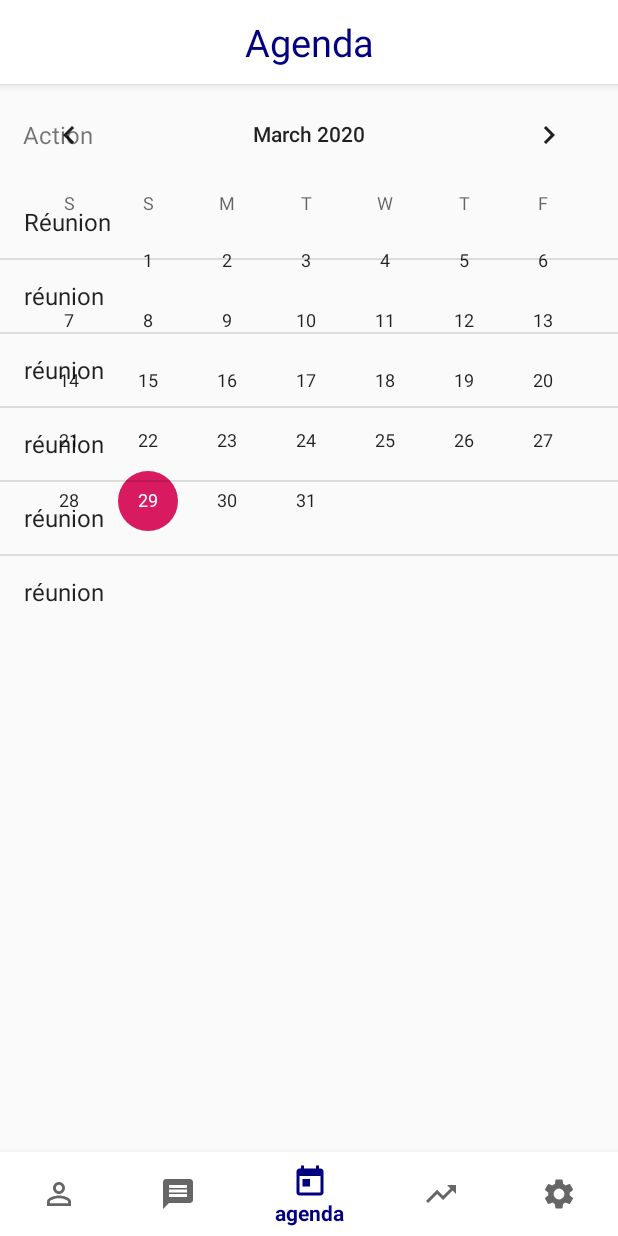
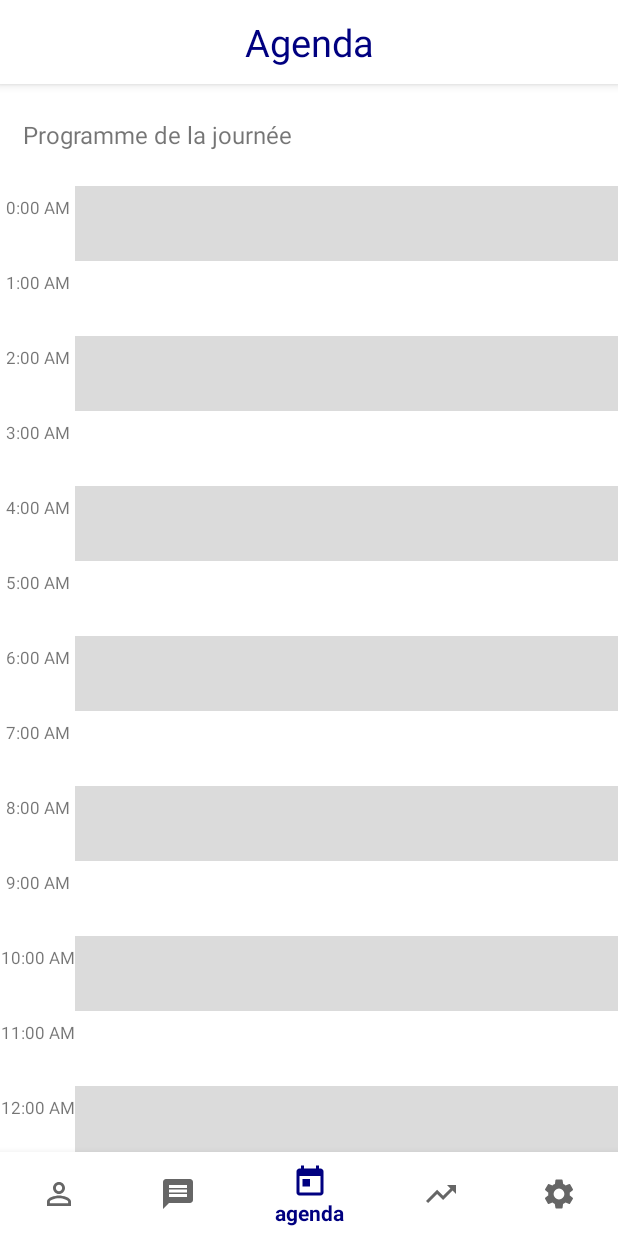
Before and after one commit to Ghiles1010/Pfe_App, an Android app: the Prestaire_Menu screen opened directly, with no data from a screen before it, item 3 of the bottom bar chosen, on a phone screen of 412 x 824 dp. Run offline under Robolectric (Android 15) with nearby library versions, the phone set to English and light mode, and no system bars; plain views replace SlidingUpPanelLayout.

Commit message:
améliortion UI messages

```diff
--- a/app/src/main/java/com/example/pfeapp/prest_ui/Agenda_prest.java
+++ b/app/src/main/java/com/example/pfeapp/prest_ui/Agenda_prest.java
@@ -4,18 +4,22 @@ import android.os.Bundle;
 import android.view.LayoutInflater;
 import android.view.View;
 import android.view.ViewGroup;
-import android.widget.ArrayAdapter;
-import android.widget.ListView;
 
+import androidx.annotation.NonNull;
 import androidx.fragment.app.Fragment;
+import androidx.recyclerview.widget.LinearLayoutManager;
 import androidx.recyclerview.widget.RecyclerView;
 
 import com.example.pfeapp.R;
 
+import java.util.ArrayList;
+
 public class Agenda_prest extends Fragment {
 
 
-    RecyclerView recview;
+    RecyclerView recview_tasks;
+    Task_adapter_prest adapter;
+
 
 
 
@@ -23,22 +27,117 @@ public class Agenda_prest extends Fragment {
     public View onCreateView(LayoutInflater inflater, ViewGroup container,
                              Bundle savedInstanceState) {
 
+        View view=inflater.inflate(R.layout.agenda, container, false);
+
+        recview_tasks = view.findViewById(R.id.RecViewTasks);
+
+        adapter= new Task_adapter_prest(this,getList());
+
+        recview_tasks.setAdapter(adapter);
+        RecyclerView.LayoutManager layoutManager = new LinearLayoutManager(getActivity());
+        recview_tasks.setLayoutManager(layoutManager);
+
+
+        return view;
+    }
+
+
+    private ArrayList<Task_card_prest> getList(){
+        ArrayList<Task_card_prest> cards = new ArrayList<>();
+
+        Task_card_prest c;
+
+        String matin=":00 AM";
+        String soir=":00 PM";
 
 
 
-        View view=inflater.inflate(R.layout.agenda, container, false);
+        c= new Task_card_prest();
+        c.setTime("0:00 AM");
+        c.setDescription("");
+        cards.add(c);
+
+        for (int i=1;i<13;i++){
+
+            String i_str;
+            i_str=Integer.toString(i);
+
+            i_str=i_str+matin;
+
+            c= new Task_card_prest();
+            c.setTime(i_str);
+            c.setDescription("");
+            cards.add(c);
+        }
+
+        for (int i=1;i<12;i++){
+
+            String i_str;
+            i_str=Integer.toString(i);
+
+            i_str=i_str+soir;
+
+            c= new Task_card_prest();
+            c.setTime(i_str);
+            c.setDescription("");
+            cards.add(c);
+        }
 
 
 
-
-
-        ListView listView = view.findViewById(R.id.listView);
-        listView.setAdapter(new ArrayAdapter<String>(getActivity(), android.R.layout.simple_list_item_1,
-                new String[] {"Réunion", "réunion", "réunion", "réunion", "réunion", "réunion"}));
+        return cards;
+    }
 
 
 
-        return view;
+    public class Task_adapter_prest extends RecyclerView.Adapter<Task_holder_prest>{
+
+
+        Agenda_prest c;
+        ArrayList <Task_card_prest> cards;
+
+        public Task_adapter_prest(Agenda_prest c, ArrayList<Task_card_prest> cards) {
+            this.c = c;
+            this.cards = cards;
+        }
+
+        @NonNull
+        @Override
+        public Task_holder_prest onCreateViewHolder(@NonNull ViewGroup parent, int viewType) {
+
+            View view;
+
+            if((viewType%2)==0) {
+
+                view = LayoutInflater.from(parent.getContext()).inflate(R.layout.task_card, null);
+            }
+
+            else{
+                view = LayoutInflater.from(parent.getContext()).inflate(R.layout.white_task_card, null);
+            }
+
+            return new Task_holder_prest(view);
+        }
+
+        @Override
+        public void onBindViewHolder(@NonNull Task_holder_prest holder, int position) {
+            holder.description.setText(cards.get(position).getDescription());
+            holder.time.setText(cards.get(position).getTime());
+        }
+
+        @Override
+        public int getItemCount() {
+            return cards.size();
+        }
+
+
+        @Override
+        public int getItemViewType(int position) {
+
+            return position;
+
+
+        }
     }
 
 
--- /dev/null
+++ b/app/src/main/java/com/example/pfeapp/prest_ui/Task_card_prest.java
@@ -0,0 +1,26 @@
+package com.example.pfeapp.prest_ui;
+
+public class Task_card_prest {
+
+    private String description;
+    private String time;
+
+
+
+
+    public String getTime() {
+        return time;
+    }
+
+    public void setTime(String time) {
+        this.time = time;
+    }
+
+    public String getDescription() {
+        return description;
+    }
+
+    public void setDescription(String description) {
+        this.description = description;
+    }
+}
--- /dev/null
+++ b/app/src/main/java/com/example/pfeapp/prest_ui/Task_holder_prest.java
@@ -0,0 +1,22 @@
+package com.example.pfeapp.prest_ui;
+
+import android.view.View;
+import android.widget.TextView;
+
+import androidx.annotation.NonNull;
+import androidx.recyclerview.widget.RecyclerView;
+
+import com.example.pfeapp.R;
+
+public class Task_holder_prest extends RecyclerView.ViewHolder {
+
+    TextView description;
+    TextView time;
+
+
+    public Task_holder_prest(@NonNull View itemView) {
+        super(itemView);
+        this.description=itemView.findViewById(R.id.eventDescription);
+        this.time=itemView.findViewById(R.id.taskTime);
+    }
+}
--- a/app/src/main/res/layout/activity_prestaire__menu.xml
+++ b/app/src/main/res/layout/activity_prestaire__menu.xml
@@ -4,7 +4,8 @@
     xmlns:tools="http://schemas.android.com/tools"
     android:layout_width="match_parent"
     android:layout_height="match_parent"
-    tools:context=".prest_ui.Prestaire_Menu">
+    tools:context=".prest_ui.Prestaire_Menu"
+    android:background="@drawable/background">
 
 
 
--- a/app/src/main/res/layout/agenda.xml
+++ b/app/src/main/res/layout/agenda.xml
@@ -6,10 +6,10 @@
     android:layout_width="match_parent"
     android:layout_height="match_parent"
     app:umanoDragView="@id/dragview"
-    app:umanoScrollableView="@id/listView"
+    app:umanoScrollableView="@id/RecViewTasks"
     android:layout_gravity="bottom"
     android:gravity="bottom"
-    app:umanoPanelHeight="68dp"
+    app:umanoPanelHeight="150dp"
     app:umanoOverlay="false"
     app:umanoParallaxOffset="100dp"
     app:umanoShadowHeight="4dp">
@@ -19,13 +19,18 @@
         android:layout_height="match_parent">
 
         <CalendarView
+            android:background="@color/White"
 
             android:id="@+id/calendarView"
             android:layout_width="match_parent"
             android:layout_height="wrap_content"
+            android:focusedMonthDateColor="@color/Navy"
+            android:selectedWeekBackgroundColor="@color/Navy"
+            android:backgroundTint="@color/White"
             android:layout_alignParentStart="true"
             android:layout_alignParentTop="true"
             android:layout_alignParentEnd="true"
+            android:unfocusedMonthDateColor="@color/Navy"
             android:layout_marginStart="0dp"
             android:layout_marginTop="0dp"
             android:layout_marginEnd="0dp"
@@ -38,6 +43,7 @@
         android:layout_height="wrap_content"
         android:id="@+id/dragview"
         android:clickable="true"
+        android:background="@color/White"
         android:focusable="false"
         android:orientation="vertical">
 
@@ -50,21 +56,18 @@
                 android:layout_height="wrap_content"
                 android:paddingLeft="15dp"
                 android:textSize="16sp"
-                android:text="Action"
+                android:text="Programme de la journée"
                 android:paddingStart="15dp"
                 android:layout_centerVertical="true"/>
 
         </RelativeLayout>
 
-        <ListView
+        <androidx.recyclerview.widget.RecyclerView
             android:layout_width="match_parent"
             android:layout_height="0dp"
             android:layout_weight="1"
-            android:id="@+id/listView"
-            >
-
-
-        </ListView>
+            android:id="@+id/RecViewTasks"
+            />
 
 
     </LinearLayout>
--- /dev/null
+++ b/app/src/main/res/layout/task_card.xml
@@ -0,0 +1,57 @@
+<?xml version="1.0" encoding="utf-8"?>
+<RelativeLayout
+    xmlns:android="http://schemas.android.com/apk/res/android"
+    xmlns:app="http://schemas.android.com/apk/res-auto"
+    xmlns:tools="http://schemas.android.com/tools"
+    android:layout_width="match_parent"
+    android:layout_height="wrap_content">
+
+
+    <RelativeLayout
+        android:id="@+id/time"
+        android:layout_width="50dp"
+        android:layout_height="50dp"
+        android:orientation="horizontal">
+
+        <TextView
+            android:id="@+id/taskTime"
+            android:layout_width="match_parent"
+            android:layout_height="25dp"
+            android:layout_alignParentTop="true"
+            android:layout_alignParentEnd="true"
+            android:layout_marginTop="2dp"
+            android:layout_marginEnd="-1dp"
+            android:gravity="center"
+            android:text="1:00 AM"
+            android:textSize="11sp" />
+
+
+    </RelativeLayout>
+
+
+    <androidx.constraintlayout.widget.ConstraintLayout
+        android:layout_width="50dp"
+        android:layout_height="50dp"
+        android:layout_alignParentEnd="true"
+        android:layout_toEndOf="@+id/time"
+        android:orientation="horizontal"
+        android:background="@color/Grey">
+
+        <TextView
+            android:id="@+id/eventDescription"
+            android:layout_width="match_parent"
+            android:layout_height="match_parent"
+            android:layout_marginTop="8dp"
+            android:layout_marginBottom="8dp"
+            android:layout_marginLeft="20dp"
+            android:layout_marginRight="20dp"
+            app:layout_constraintBottom_toBottomOf="parent"
+            app:layout_constraintEnd_toEndOf="parent"
+            app:layout_constraintStart_toStartOf="parent"
+            app:layout_constraintTop_toTopOf="parent" />
+
+
+    </androidx.constraintlayout.widget.ConstraintLayout>
+
+
+</RelativeLayout>
--- /dev/null
+++ b/app/src/main/res/layout/white_task_card.xml
@@ -0,0 +1,62 @@
+<?xml version="1.0" encoding="utf-8"?>
+<RelativeLayout
+    xmlns:android="http://schemas.android.com/apk/res/android"
+    xmlns:app="http://schemas.android.com/apk/res-auto"
+    xmlns:tools="http://schemas.android.com/tools"
+    android:layout_width="match_parent"
+    android:layout_height="wrap_content">
+
+
+    <RelativeLayout
+        android:id="@+id/time"
+        android:layout_width="50dp"
+        android:layout_height="50dp"
+        android:orientation="horizontal">
+
+        <TextView
+            android:id="@+id/taskTime"
+            android:layout_width="match_parent"
+            android:layout_height="25dp"
+            android:layout_alignParentTop="true"
+            android:layout_alignParentEnd="true"
+            android:layout_marginTop="2dp"
+            android:layout_marginEnd="-1dp"
+            android:gravity="center"
+            android:text="1:00 AM"
+            android:textSize="11sp" />
+
+
+
+
+
+    </RelativeLayout>
+
+
+    <androidx.constraintlayout.widget.ConstraintLayout
+        android:id="@+id/dd"
+        android:layout_width="50dp"
+        android:layout_height="50dp"
+        android:layout_alignParentEnd="true"
+        android:layout_toEndOf="@+id/time"
+        android:orientation="horizontal"
+        android:background="@color/White">
+
+        <TextView
+
+            android:id="@+id/eventDescription"
+            android:layout_width="match_parent"
+            android:layout_height="match_parent"
+            android:layout_marginTop="8dp"
+            android:layout_marginBottom="8dp"
+            android:layout_marginLeft="20dp"
+            android:layout_marginRight="20dp"
+            app:layout_constraintBottom_toBottomOf="parent"
+            app:layout_constraintEnd_toEndOf="parent"
+            app:layout_constraintStart_toStartOf="parent"
+            app:layout_constraintTop_toTopOf="parent" />
+
+
+    </androidx.constraintlayout.widget.ConstraintLayout>
+
+
+</RelativeLayout>
```
